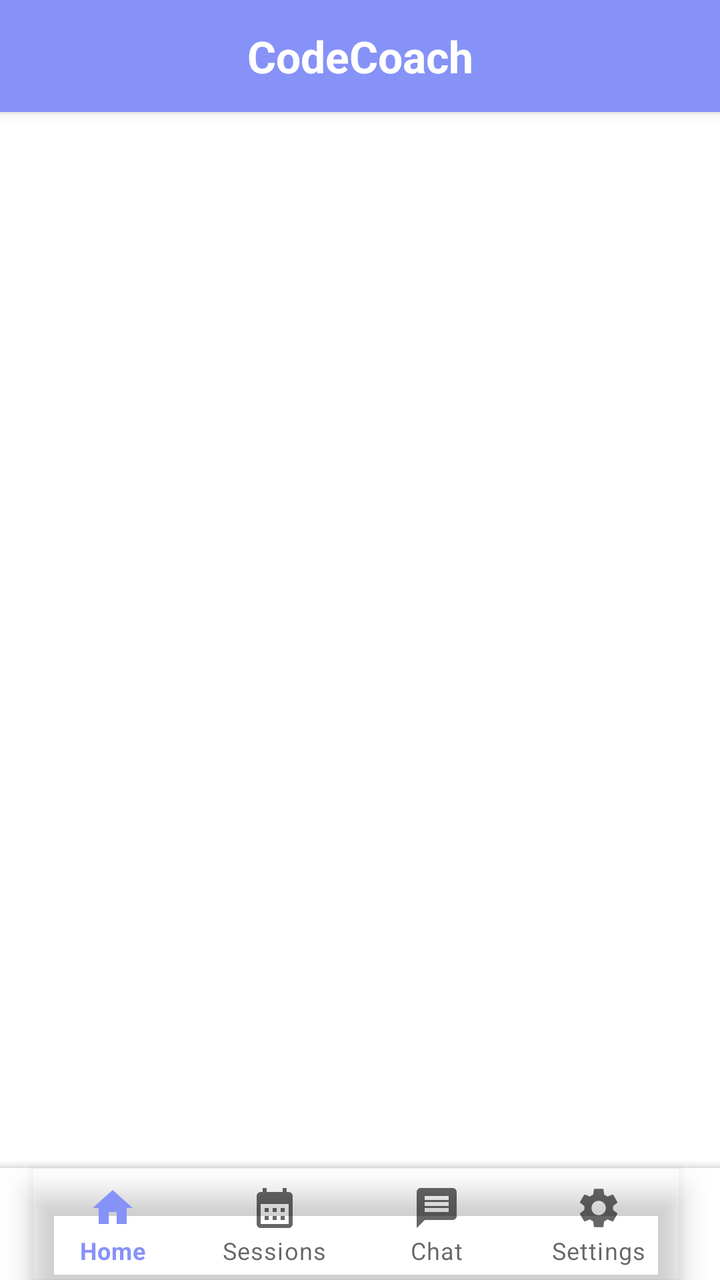
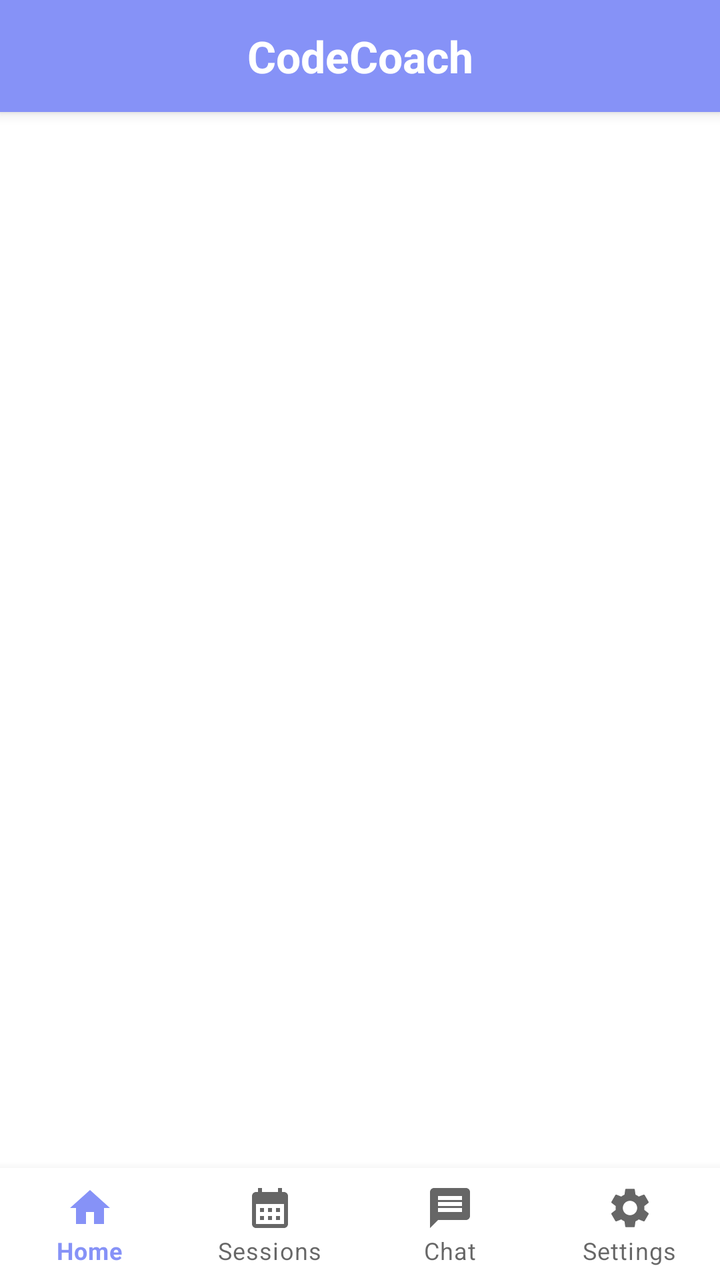

Compare the two renders of this Android layout. The source of the first and the diff that turns it into the second are given below.
<!-- AndroidManifest.xml: application theme Theme.CC -->
<!-- res/layout/activity_tutor_booking_requests.xml -->
<?xml version="1.0" encoding="utf-8"?>
<androidx.coordinatorlayout.widget.CoordinatorLayout
    xmlns:android="http://schemas.android.com/apk/res/android"
    xmlns:app="http://schemas.android.com/apk/res-auto"
    xmlns:tools="http://schemas.android.com/tools"
    android:layout_width="match_parent"
    android:layout_height="match_parent"
    android:background="@color/white"
    tools:context=".TutorBookingRequests">

    <androidx.appcompat.widget.Toolbar
        android:id="@+id/top_bar"
        android:layout_width="match_parent"
        android:layout_height="wrap_content"
        android:background="?attr/colorPrimary"
        android:elevation="4dp">

        <TextView
            android:id="@+id/top_bar_title"
            android:layout_width="wrap_content"
            android:layout_height="wrap_content"
            android:layout_gravity="center"
            android:text="CodeCoach"
            android:textColor="@android:color/white"
            android:textSize="22sp"
            android:textStyle="bold" />
    </androidx.appcompat.widget.Toolbar>

    <LinearLayout
        android:id="@+id/main_content"
        android:layout_width="match_parent"
        android:layout_height="match_parent"
        android:orientation="vertical"
        android:padding="16dp"
        android:gravity="center">

        <TextView
            android:id="@+id/headingText"
            android:layout_width="wrap_content"
            android:layout_height="wrap_content"
            android:text="Requested Bookings"
            android:textColor="@color/black"
            android:textSize="26sp"
            android:textStyle="bold"
            android:gravity="center"
            android:layout_marginBottom="16dp"/>

        <TextView
            android:id="@+id/noBookingsMessage"
            android:layout_width="wrap_content"
            android:layout_height="wrap_content"
            android:text="There are no new bookings."
            android:textColor="@color/grey"
            android:textSize="16sp"
            android:visibility="gone"
            android:layout_gravity="center"
            android:layout_marginTop="8dp"
            android:gravity="center"/>

        <ListView
            android:id="@+id/listViewBookingRequests"
            android:layout_width="match_parent"
            android:layout_height="0dp"
            android:layout_weight="1"
            android:divider="@color/grey"
            android:dividerHeight="1dp"
            android:layout_marginBottom="16dp"
            app:layout_behavior="@string/appbar_scrolling_view_behavior"/>

    </LinearLayout>

    <FrameLayout
        android:id="@+id/fragment_container"
        android:layout_width="match_parent"
        android:layout_height="match_parent"
        android:layout_above="@id/bottomNavigationView"
        android:visibility="gone"/>

    <com.google.android.material.bottomappbar.BottomAppBar
        android:layout_width="match_parent"
        android:layout_height="wrap_content"
        android:id="@+id/bottomAppBar"
        android:layout_gravity="bottom"
        android:background="@color/white"
        app:fabCradleMargin="10dp"
        app:fabCradleRoundedCornerRadius="50dp">

        <com.google.android.material.bottomnavigation.BottomNavigationView
            android:layout_width="wrap_content"
            android:layout_height="wrap_content"
            android:id="@+id/bottomNavigationView"
            android:layout_marginEnd="20dp"
            app:labelVisibilityMode="labeled"
            android:background="@android:color/transparent"
            app:menu="@menu/bottom_menu"/>
    </com.google.android.material.bottomappbar.BottomAppBar>

</androidx.coordinatorlayout.widget.CoordinatorLayout>
<!-- resources referenced by this layout -->
<resources>
  <color name="black">#FF000000</color>
  <color name="grey">#808080</color>
  <color name="white">#FFFFFFFF</color>
  <style name="Theme.CC" parent="Base.Theme.CC" />
  <style name="Base.Theme.CC" parent="Theme.MaterialComponents.DayNight.NoActionBar">
          
          <item name="colorPrimary">@color/lavender</item>
          <item name="colorPrimaryVariant">@color/lavender</item>
          <item name="colorOnPrimary">@color/white</item>
          
          <item name="colorSecondary">@color/teal_200</item>
          <item name="colorSecondaryVariant">@color/teal_700</item>
          <item name="colorOnSecondary">@color/black</item>
          
          <item name="android:statusBarColor">?attr/colorPrimaryVariant</item>
          
          
      </style>
  <color name="lavender">#8692f7</color>
  <color name="teal_200">#FF03DAC5</color>
  <color name="teal_700">#FF018786</color>
</resources>

<!-- the commit's change to res/layout/activity_tutor_booking_requests.xml (unified diff, before → after) -->
@@ -32,7 +32,8 @@
         android:layout_height="match_parent"
         android:orientation="vertical"
         android:padding="16dp"
-        android:gravity="center">
+        android:gravity="center"
+        android:layout_above="@id/bottomNavigationView">
 
         <TextView
             android:id="@+id/headingText"
@@ -76,23 +77,13 @@
         android:layout_above="@id/bottomNavigationView"
         android:visibility="gone"/>
 
-    <com.google.android.material.bottomappbar.BottomAppBar
+    <com.google.android.material.bottomnavigation.BottomNavigationView
+        android:id="@+id/bottomNavigationView"
         android:layout_width="match_parent"
         android:layout_height="wrap_content"
-        android:id="@+id/bottomAppBar"
+        android:background="@color/white"
         android:layout_gravity="bottom"
-        android:background="@color/white"
-        app:fabCradleMargin="10dp"
-        app:fabCradleRoundedCornerRadius="50dp">
-
-        <com.google.android.material.bottomnavigation.BottomNavigationView
-            android:layout_width="wrap_content"
-            android:layout_height="wrap_content"
-            android:id="@+id/bottomNavigationView"
-            android:layout_marginEnd="20dp"
-            app:labelVisibilityMode="labeled"
-            android:background="@android:color/transparent"
-            app:menu="@menu/bottom_menu"/>
-    </com.google.android.material.bottomappbar.BottomAppBar>
+        app:labelVisibilityMode="labeled"
+        app:menu="@menu/bottom_menu" />
 
 </androidx.coordinatorlayout.widget.CoordinatorLayout>
